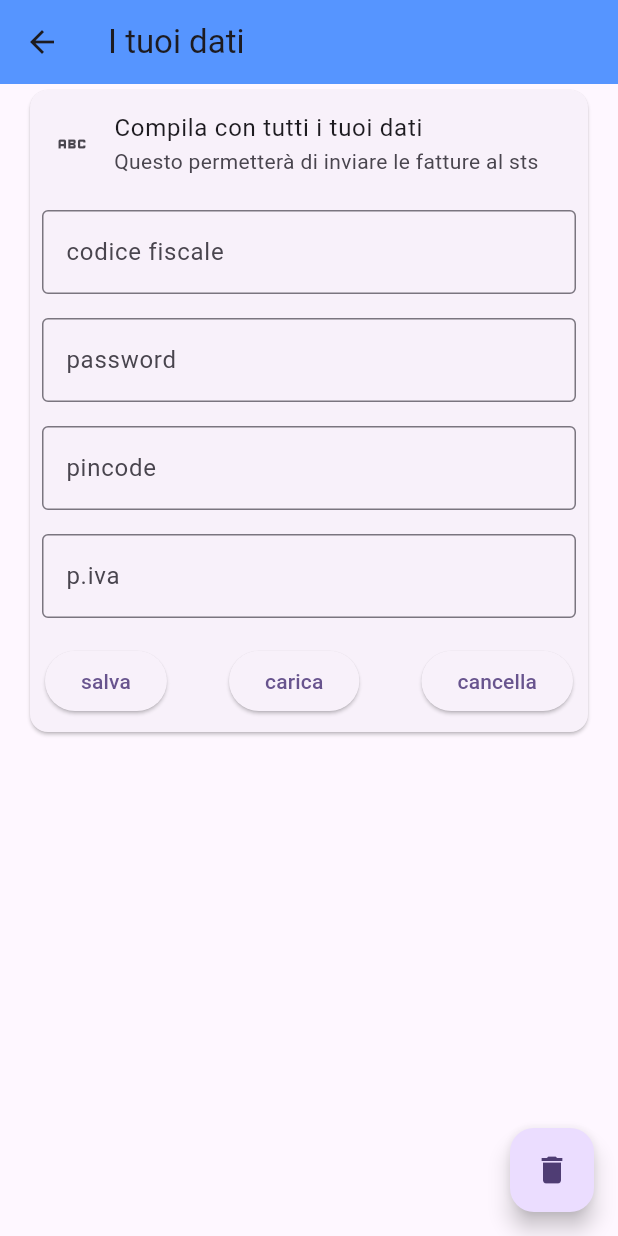
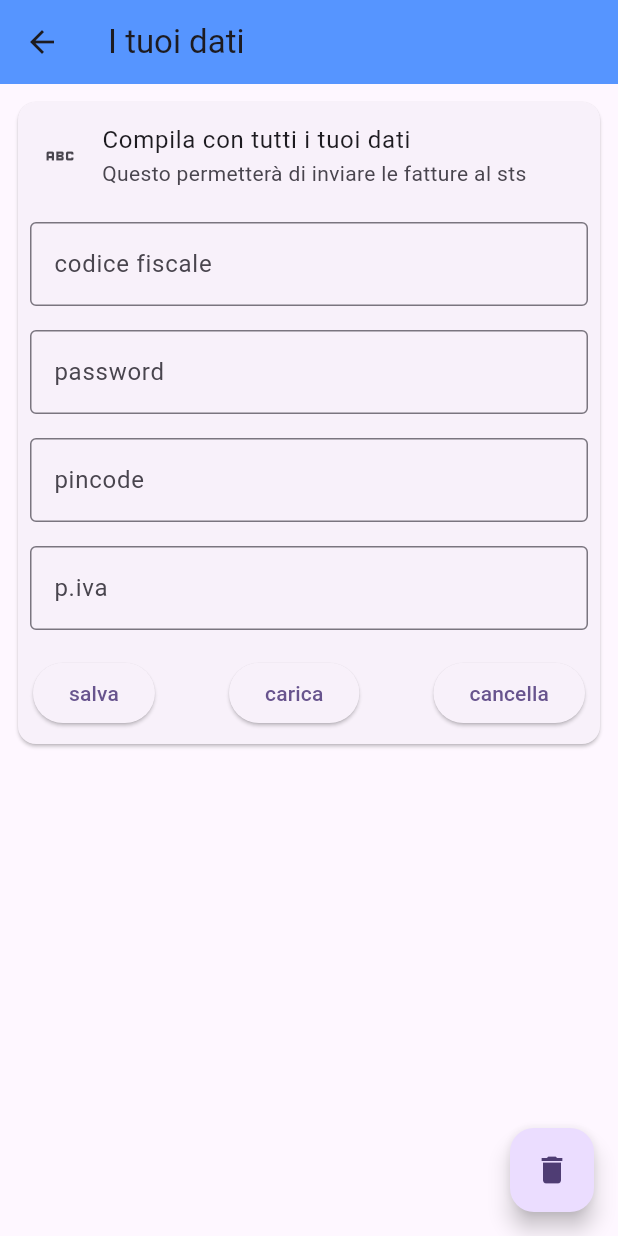
Before and after one commit to MattiaB01/STS2024_Flutter, a Flutter app: the MyHomePage screen opened directly with empty values, after a tap on "I tuoi dati", on a phone screen of 412 x 824 dp. Run offline on Flutter 3.47's test engine with Material 3 defaults, Android fonts, the phone set to English and light mode, and no system bars; our stand-ins replace google_fonts, local_auth, shared_preferences, sqflite; accounts and stored records are empty; network calls fail.

Commit message:
modifiche estetiche

```diff
--- a/lib/menu_principale.dart
+++ b/lib/menu_principale.dart
@@ -37,7 +37,7 @@ class MyHomePage extends StatefulWidget {
 }
 
 class _MyAppState extends State<MyHomePage> {
-  Card makeDashboardItem(String title, String img, int index) {
+  Card creaCard(String title, String img, int index) {
     return Card(
       elevation: 2,
       margin: const EdgeInsets.all(10),
@@ -140,11 +140,12 @@ class _MyAppState extends State<MyHomePage> {
     return Scaffold(
       //backgroundColor: Color.fromARGB(255, 170, 193, 232),
       appBar: AppBar(
+        centerTitle: true,
         leading: Icon(Icons.account_box),
         // backgroundColor: Theme.of(context).colorScheme.inversePrimary,
         backgroundColor: Colors.blueAccent.withOpacity(0.9),
         title: Text(widget.title,
-            style: TextStyle(fontSize: 24, fontWeight: FontWeight.w400)),
+            style: TextStyle(fontSize: 20, fontWeight: FontWeight.w500)),
         actions: [
           /*    IconButton(
             onPressed: () {},
@@ -194,7 +195,7 @@ class _MyAppState extends State<MyHomePage> {
         children: [
           const SizedBox(height: 20),
           Padding(
-            padding: const EdgeInsets.only(left: 16, right: 16),
+            padding: const EdgeInsets.only(left: 16, right: 0),
             child: Row(
               mainAxisAlignment: MainAxisAlignment.spaceBetween,
               children: <Widget>[
@@ -202,7 +203,7 @@ class _MyAppState extends State<MyHomePage> {
                   crossAxisAlignment: CrossAxisAlignment.start,
                   children: <Widget>[
                     Container(
-                      width: 360,
+                      width: MediaQuery.sizeOf(context).width - 30,
                       decoration: BoxDecoration(
                         border: Border.all(color: Colors.black),
                         borderRadius: BorderRadius.circular(10),
@@ -232,7 +233,7 @@ class _MyAppState extends State<MyHomePage> {
                         ],
                       ),
                     ),
-                    SizedBox(height: 0),
+                    //                  SizedBox(height: 0),
                   ],
                 ),
               ],
@@ -244,15 +245,12 @@ class _MyAppState extends State<MyHomePage> {
               crossAxisCount: 2,
               padding: const EdgeInsets.all(2),
               children: [
-                makeDashboardItem("I tuoi dati", "assets/images/id.png", 0),
-                makeDashboardItem(
-                    "Impostazioni", "assets/images/settings.png", 1),
-                makeDashboardItem("Nuovo utente", "assets/images/user.png", 2),
-                makeDashboardItem(
-                    "Elenco utenti", "assets/images/users.png", 3),
-                makeDashboardItem(
-                    "Nuova fattura", "assets/images/nuova_fattura.png", 4),
-                makeDashboardItem(
+                creaCard("I tuoi dati", "assets/images/id.png", 0),
+                creaCard("Impostazioni", "assets/images/settings.png", 1),
+                creaCard("Nuovo utente", "assets/images/user.png", 2),
+                creaCard("Elenco utenti", "assets/images/users.png", 3),
+                creaCard("Nuova fattura", "assets/images/nuova_fattura.png", 4),
+                creaCard(
                     "Elenco fatture", "assets/images/elenco_fatture.png", 5),
               ],
             ),
--- a/lib/proprietario_routes.dart
+++ b/lib/proprietario_routes.dart
@@ -32,8 +32,8 @@ class ProprietarioRoute extends StatelessWidget {
       ),
       body: Container(
         alignment: Alignment.topCenter,
-        child: SizedBox(
-          width: 380,
+        child: Padding(
+          padding: const EdgeInsets.all(8.0),
           child: Card(
               child: Column(mainAxisSize: MainAxisSize.min, children: <Widget>[
             const ListTile(
```
Also changed, not shown: lib/elenco_fatture.dart (+6 -3 lines), lib/nuova_fattura.dart (+60 -3 lines), lib/views/screens/auth/login.dart (+11 -1 lines), assets/images/_STS_Logo.PNG (added).
